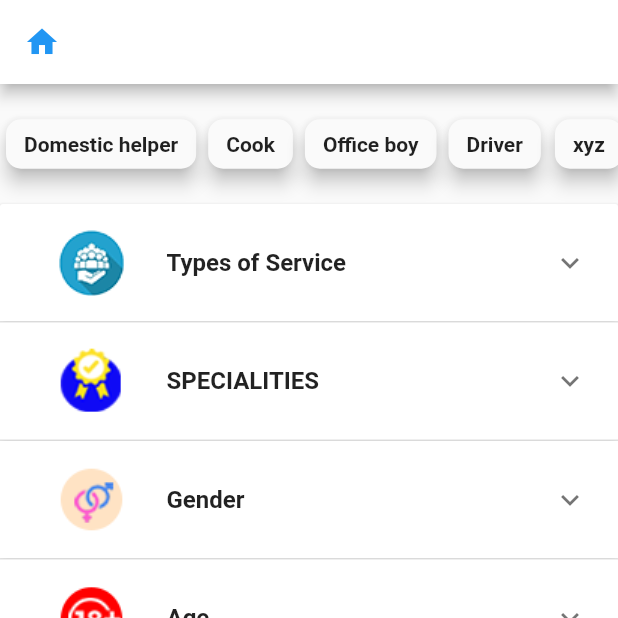
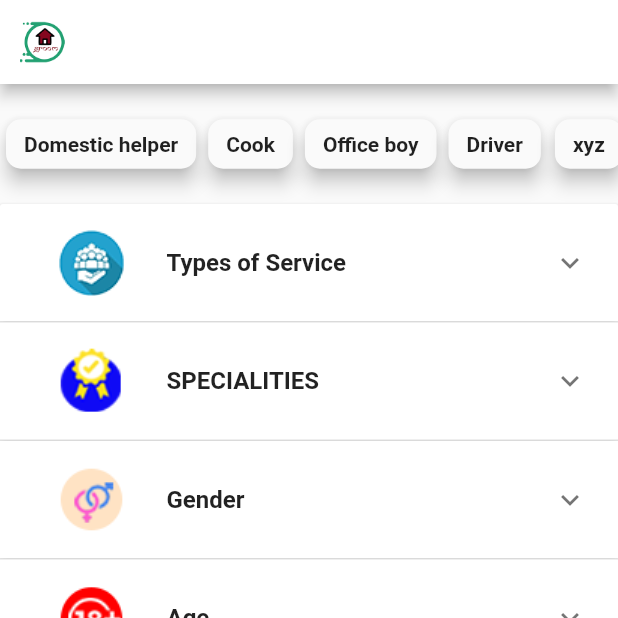
Before and after one commit to pratyushharsh/housegroom, a Flutter app: the DomesticHelperSearch screen opened by its route, on a phone screen of 412 x 824 dp, the top half of it. Run offline on Flutter 3.47's test engine with Material 2 defaults, Android fonts, the phone set to English and light mode, and no system bars; our stand-ins replace bloc, equatable, flutter_bloc.

Commit message:
app bar logo , done for the day

```diff
--- a/lib/search/view/search.dart
+++ b/lib/search/view/search.dart
@@ -31,11 +31,15 @@ class _DomesticHelperSearchState extends State<DomesticHelperSearch> {
         appBar: AppBar(
           backgroundColor: Colors.white,
           leading: IconButton(
-            icon: Icon(
-              Icons.home,
-              color: Colors.blue,
+            icon: Image.asset(
+              'images/groom1.png',
+              fit: BoxFit.fill,
+              height: 30,
+              width: 30,
             ),
-            onPressed: () {},
+            onPressed: () {
+              Navigator.of(context).pushNamed(RouteConfiguration.HOME_PAGE);
+            },
           ),
         ),
         body: SingleChildScrollView(
```
Also changed, not shown: lib/ProfilePage/view/domestic-worker-profile.dart (+10 -4 lines), lib/home/view/landing.dart (+15 -9 lines).
